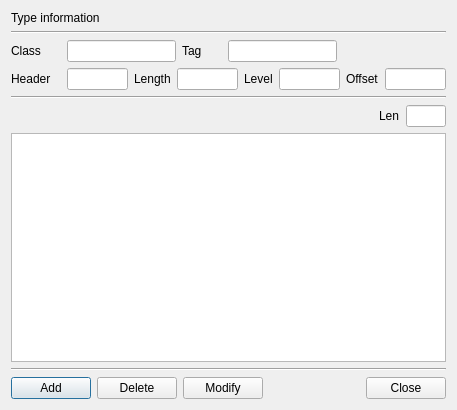
Qt form BerEditor/edit_value_dlg.ui (jykim74/BerEditor) before a commit.
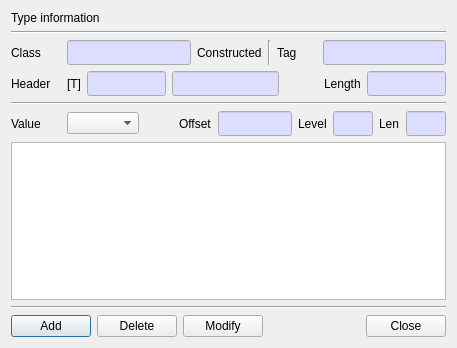
The same form after that commit.

Commit message: Insert BER 와 Edit BER UI 개선

What changed in the file:
```diff
--- a/BerEditor/edit_value_dlg.ui
+++ b/BerEditor/edit_value_dlg.ui
@@ -7,7 +7,7 @@
     <x>0</x>
     <y>0</y>
     <width>457</width>
-    <height>410</height>
+    <height>348</height>
    </rect>
   </property>
   <property name="windowTitle">
@@ -45,11 +45,70 @@
      </item>
      <item>
       <widget class="QLineEdit" name="mClassText">
+       <property name="palette">
+        <palette>
+         <active>
+          <colorrole role="Base">
+           <brush brushstyle="SolidPattern">
+            <color alpha="255">
+             <red>221</red>
+             <green>221</green>
+             <blue>255</blue>
+            </color>
+           </brush>
+          </colorrole>
+         </active>
+         <inactive>
+          <colorrole role="Base">
+           <brush brushstyle="SolidPattern">
+            <color alpha="255">
+             <red>221</red>
+             <green>221</green>
+             <blue>255</blue>
+            </color>
+           </brush>
+          </colorrole>
+         </inactive>
+         <disabled>
+          <colorrole role="Base">
+           <brush brushstyle="SolidPattern">
+            <color alpha="255">
+             <red>240</red>
+             <green>240</green>
+             <blue>240</blue>
+            </color>
+           </brush>
+          </colorrole>
+         </disabled>
+        </palette>
+       </property>
+       <property name="font">
+        <font>
+         <family>굴림체</family>
+        </font>
+       </property>
        <property name="readOnly">
         <bool>true</bool>
        </property>
       </widget>
      </item>
+     <item>
+      <widget class="QLabel" name="mConstructedLabel">
+       <property name="frameShadow">
+        <enum>QFrame::Sunken</enum>
+       </property>
+       <property name="text">
+        <string>Constructed</string>
+       </property>
+      </widget>
+     </item>
+     <item>
+      <widget class="Line" name="line_4">
+       <property name="orientation">
+        <enum>Qt::Vertical</enum>
+       </property>
+      </widget>
+     </item>
      <item>
       <widget class="QLabel" name="label_2">
        <property name="minimumSize">
@@ -65,24 +124,53 @@
      </item>
      <item>
       <widget class="QLineEdit" name="mTagText">
+       <property name="palette">
+        <palette>
+         <active>
+          <colorrole role="Base">
+           <brush brushstyle="SolidPattern">
+            <color alpha="255">
+             <red>221</red>
+             <green>221</green>
+             <blue>255</blue>
+            </color>
+           </brush>
+          </colorrole>
+         </active>
+         <inactive>
+          <colorrole role="Base">
+           <brush brushstyle="SolidPattern">
+            <color alpha="255">
+             <red>221</red>
+             <green>221</green>
+             <blue>255</blue>
+            </color>
+           </brush>
+          </colorrole>
+         </inactive>
+         <disabled>
+          <colorrole role="Base">
+           <brush brushstyle="SolidPattern">
+            <color alpha="255">
+             <red>240</red>
+             <green>240</green>
+             <blue>240</blue>
+            </color>
+           </brush>
+          </colorrole>
+         </disabled>
+        </palette>
+       </property>
+       <property name="font">
+        <font>
+         <family>굴림체</family>
+        </font>
+       </property>
        <property name="readOnly">
         <bool>true</bool>
        </property>
       </widget>
      </item>
-     <item>
-      <spacer name="horizontalSpacer_3">
-       <property name="orientation">
-        <enum>Qt::Horizontal</enum>
-       </property>
-       <property name="sizeHint" stdset="0">
-        <size>
-         <width>40</width>
-         <height>20</height>
-        </size>
-       </property>
-      </spacer>
-     </item>
     </layout>
    </item>
    <item>
@@ -100,13 +188,130 @@
        </property>
       </widget>
      </item>
+     <item>
+      <widget class="QLabel" name="label_10">
+       <property name="text">
+        <string>[T]</string>
+       </property>
+      </widget>
+     </item>
+     <item>
+      <widget class="QLineEdit" name="mTagBitText">
+       <property name="maximumSize">
+        <size>
+         <width>80</width>
+         <height>16777215</height>
+        </size>
+       </property>
+       <property name="palette">
+        <palette>
+         <active>
+          <colorrole role="Base">
+           <brush brushstyle="SolidPattern">
+            <color alpha="255">
+             <red>221</red>
+             <green>221</green>
+             <blue>255</blue>
+            </color>
+           </brush>
+          </colorrole>
+         </active>
+         <inactive>
+          <colorrole role="Base">
+           <brush brushstyle="SolidPattern">
+            <color alpha="255">
+             <red>221</red>
+             <green>221</green>
+             <blue>255</blue>
+            </color>
+           </brush>
+          </colorrole>
+         </inactive>
+         <disabled>
+          <colorrole role="Base">
+           <brush brushstyle="SolidPattern">
+            <color alpha="255">
+             <red>240</red>
+             <green>240</green>
+             <blue>240</blue>
+            </color>
+           </brush>
+          </colorrole>
+         </disabled>
+        </palette>
+       </property>
+       <property name="font">
+        <font>
+         <family>굴림체</family>
+        </font>
+       </property>
+       <property name="readOnly">
+        <bool>true</bool>
+       </property>
+      </widget>
+     </item>
      <item>
       <widget class="QLineEdit" name="mHeaderText">
+       <property name="palette">
+        <palette>
+         <active>
+          <colorrole role="Base">
+           <brush brushstyle="SolidPattern">
+            <color alpha="255">
+             <red>221</red>
+             <green>221</green>
+             <blue>255</blue>
+            </color>
+           </brush>
+          </colorrole>
+         </active>
+         <inactive>
+          <colorrole role="Base">
+           <brush brushstyle="SolidPattern">
+            <color alpha="255">
+             <red>221</red>
+             <green>221</green>
+             <blue>255</blue>
+            </color>
+           </brush>
+          </colorrole>
+         </inactive>
+         <disabled>
+          <colorrole role="Base">
+           <brush brushstyle="SolidPattern">
+            <color alpha="255">
+             <red>240</red>
+             <green>240</green>
+             <blue>240</blue>
+            </color>
+           </brush>
+          </colorrole>
+         </disabled>
+        </palette>
+       </property>
+       <property name="font">
+        <font>
+         <family>굴림체</family>
+        </font>
+       </property>
        <property name="readOnly">
         <bool>true</bool>
        </property>
       </widget>
      </item>
+     <item>
+      <spacer name="horizontalSpacer_3">
+       <property name="orientation">
+        <enum>Qt::Horizontal</enum>
+       </property>
+       <property name="sizeHint" stdset="0">
+        <size>
+         <width>40</width>
+         <height>20</height>
+        </size>
+       </property>
+      </spacer>
+     </item>
      <item>
       <widget class="QLabel" name="label_5">
        <property name="minimumSize">
@@ -122,38 +327,129 @@
      </item>
      <item>
       <widget class="QLineEdit" name="mLengthText">
-       <property name="readOnly">
-        <bool>true</bool>
-       </property>
-      </widget>
-     </item>
-     <item>
-      <widget class="QLabel" name="label_6">
-       <property name="minimumSize">
+       <property name="maximumSize">
         <size>
-         <width>0</width>
-         <height>0</height>
+         <width>80</width>
+         <height>16777215</height>
         </size>
        </property>
-       <property name="text">
-        <string>Level</string>
+       <property name="palette">
+        <palette>
+         <active>
+          <colorrole role="Base">
+           <brush brushstyle="SolidPattern">
+            <color alpha="255">
+             <red>221</red>
+             <green>221</green>
+             <blue>255</blue>
+            </color>
+           </brush>
+          </colorrole>
+         </active>
+         <inactive>
+          <colorrole role="Base">
+           <brush brushstyle="SolidPattern">
+            <color alpha="255">
+             <red>221</red>
+             <green>221</green>
+             <blue>255</blue>
+            </color>
+           </brush>
+          </colorrole>
+         </inactive>
+         <disabled>
+          <colorrole role="Base">
+           <brush brushstyle="SolidPattern">
+            <color alpha="255">
+             <red>240</red>
+             <green>240</green>
+             <blue>240</blue>
+            </color>
+           </brush>
+          </colorrole>
+         </disabled>
+        </palette>
+       </property>
+       <property name="font">
+        <font>
+         <family>굴림체</family>
+        </font>
+       </property>
+       <property name="readOnly">
+        <bool>true</bool>
        </property>
       </widget>
      </item>
-     <item>
-      <widget class="QLineEdit" name="mLevelText">
-       <property name="minimumSize">
+    </layout>
+   </item>
+   <item>
+    <widget class="Line" name="line_3">
+     <property name="orientation">
+      <enum>Qt::Horizontal</enum>
+     </property>
+    </widget>
+   </item>
+   <item>
+    <layout class="QGridLayout" name="gridLayout_3">
+     <property name="topMargin">
+      <number>0</number>
+     </property>
+     <item row="0" column="8">
+      <widget class="QLineEdit" name="mValueLenText">
+       <property name="maximumSize">
         <size>
          <width>40</width>
-         <height>0</height>
+         <height>16777215</height>
         </size>
        </property>
+       <property name="palette">
+        <palette>
+         <active>
+          <colorrole role="Base">
+           <brush brushstyle="SolidPattern">
+            <color alpha="255">
+             <red>221</red>
+             <green>221</green>
+             <blue>255</blue>
+            </color>
+           </brush>
+          </colorrole>
+         </active>
+         <inactive>
+          <colorrole role="Base">
+           <brush brushstyle="SolidPattern">
+            <color alpha="255">
+             <red>221</red>
+             <green>221</green>
+             <blue>255</blue>
+            </color>
+           </brush>
+          </colorrole>
+         </inactive>
+         <disabled>
+          <colorrole role="Base">
+           <brush brushstyle="SolidPattern">
+            <color alpha="255">
+             <red>240</red>
+             <green>240</green>
+             <blue>240</blue>
+            </color>
+           </brush>
+          </colorrole>
+         </disabled>
+        </palette>
+       </property>
+       <property name="font">
+        <font>
+         <family>굴림체</family>
+        </font>
+       </property>
        <property name="readOnly">
         <bool>true</bool>
        </property>
       </widget>
      </item>
-     <item>
+     <item row="0" column="3">
       <widget class="QLabel" name="label_3">
        <property name="minimumSize">
         <size>
@@ -166,60 +462,171 @@
        </property>
       </widget>
      </item>
-     <item>
+     <item row="0" column="2">
+      <spacer name="horizontalSpacer_2">
+       <property name="orientation">
+        <enum>Qt::Horizontal</enum>
+       </property>
+       <property name="sizeHint" stdset="0">
+        <size>
+         <width>40</width>
+         <height>20</height>
+        </size>
+       </property>
+      </spacer>
+     </item>
+     <item row="0" column="1">
+      <widget class="QComboBox" name="mValueTypeCombo"/>
+     </item>
+     <item row="0" column="0">
+      <widget class="QLabel" name="label_9">
+       <property name="minimumSize">
+        <size>
+         <width>50</width>
+         <height>0</height>
+        </size>
+       </property>
+       <property name="text">
+        <string>Value</string>
+       </property>
+      </widget>
+     </item>
+     <item row="0" column="5">
+      <widget class="QLabel" name="label_6">
+       <property name="minimumSize">
+        <size>
+         <width>0</width>
+         <height>0</height>
+        </size>
+       </property>
+       <property name="text">
+        <string>Level</string>
+       </property>
+      </widget>
+     </item>
+     <item row="0" column="4">
       <widget class="QLineEdit" name="mOffsetText">
+       <property name="maximumSize">
+        <size>
+         <width>80</width>
+         <height>16777215</height>
+        </size>
+       </property>
+       <property name="palette">
+        <palette>
+         <active>
+          <colorrole role="Base">
+           <brush brushstyle="SolidPattern">
+            <color alpha="255">
+             <red>221</red>
+             <green>221</green>
+             <blue>255</blue>
+            </color>
+           </brush>
+          </colorrole>
+         </active>
+         <inactive>
+          <colorrole role="Base">
+           <brush brushstyle="SolidPattern">
+            <color alpha="255">
+             <red>221</red>
+             <green>221</green>
+             <blue>255</blue>
+            </color>
+           </brush>
+          </colorrole>
+         </inactive>
+         <disabled>
+          <colorrole role="Base">
+           <brush brushstyle="SolidPattern">
+            <color alpha="255">
+             <red>240</red>
+             <green>240</green>
+             <blue>240</blue>
+            </color>
+           </brush>
+          </colorrole>
+         </disabled>
+        </palette>
+       </property>
+       <property name="font">
+        <font>
+         <family>굴림체</family>
+        </font>
+       </property>
        <property name="readOnly">
         <bool>true</bool>
        </property>
       </widget>
      </item>
-    </layout>
-   </item>
-   <item>
-    <widget class="Line" name="line_3">
-     <property name="orientation">
-      <enum>Qt::Horizontal</enum>
-     </property>
-    </widget>
-   </item>
-   <item>
-    <layout class="QGridLayout" name="gridLayout_3">
-     <property name="topMargin">
-      <number>0</number>
-     </property>
-     <item row="0" column="1">
+     <item row="0" column="7">
       <widget class="QLabel" name="label_8">
        <property name="text">
         <string>Len</string>
        </property>
       </widget>
      </item>
-     <item row="0" column="2">
-      <widget class="QLineEdit" name="mValueLenText">
+     <item row="0" column="6">
+      <widget class="QLineEdit" name="mLevelText">
+       <property name="minimumSize">
+        <size>
+         <width>40</width>
+         <height>0</height>
+        </size>
+       </property>
        <property name="maximumSize">
         <size>
          <width>40</width>
          <height>16777215</height>
         </size>
        </property>
+       <property name="palette">
+        <palette>
+         <active>
+          <colorrole role="Base">
+           <brush brushstyle="SolidPattern">
+            <color alpha="255">
+             <red>221</red>
+             <green>221</green>
+             <blue>255</blue>
+            </color>
+           </brush>
+          </colorrole>
+         </active>
+         <inactive>
+          <colorrole role="Base">
+           <brush brushstyle="SolidPattern">
+            <color alpha="255">
+             <red>221</red>
+             <green>221</green>
+             <blue>255</blue>
+            </color>
+           </brush>
+          </colorrole>
+         </inactive>
+         <disabled>
+          <colorrole role="Base">
+           <brush brushstyle="SolidPattern">
+            <color alpha="255">
+             <red>240</red>
+             <green>240</green>
+             <blue>240</blue>
+            </color>
+           </brush>
+          </colorrole>
+         </disabled>
+        </palette>
+       </property>
+       <property name="font">
+        <font>
+         <family>굴림체</family>
+        </font>
+       </property>
        <property name="readOnly">
         <bool>true</bool>
        </property>
       </widget>
      </item>
-     <item row="0" column="0">
-      <spacer name="horizontalSpacer_2">
-       <property name="orientation">
-        <enum>Qt::Horizontal</enum>
-       </property>
-       <property name="sizeHint" stdset="0">
-        <size>
-         <width>40</width>
-         <height>20</height>
-        </size>
-       </property>
-      </spacer>
-     </item>
     </layout>
    </item>
    <item>
```
Left out of the diff: 2 changed lines with no effect on the pictures. The commit also changes 10 other files.
